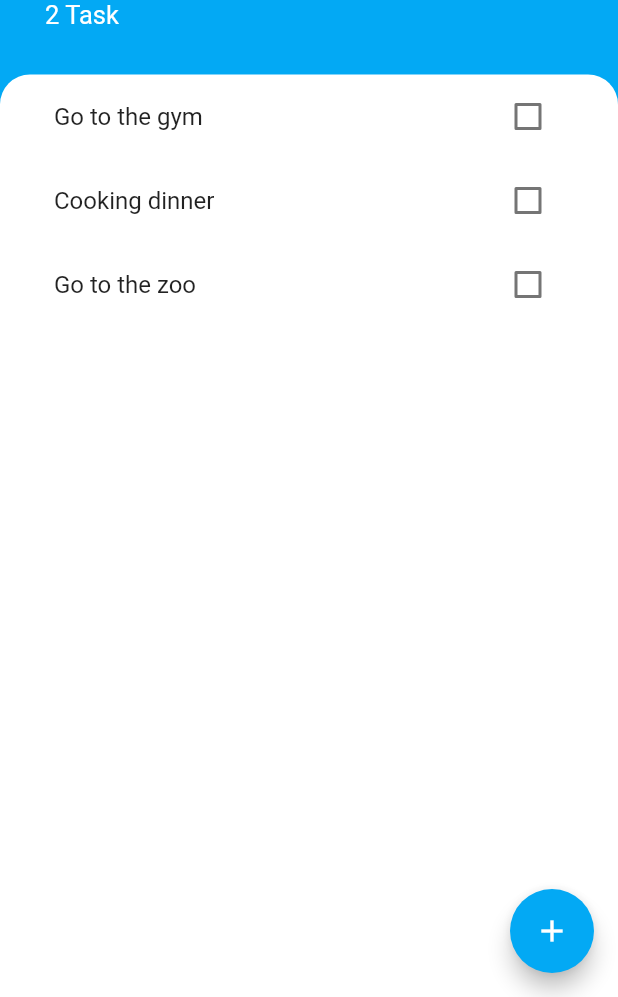
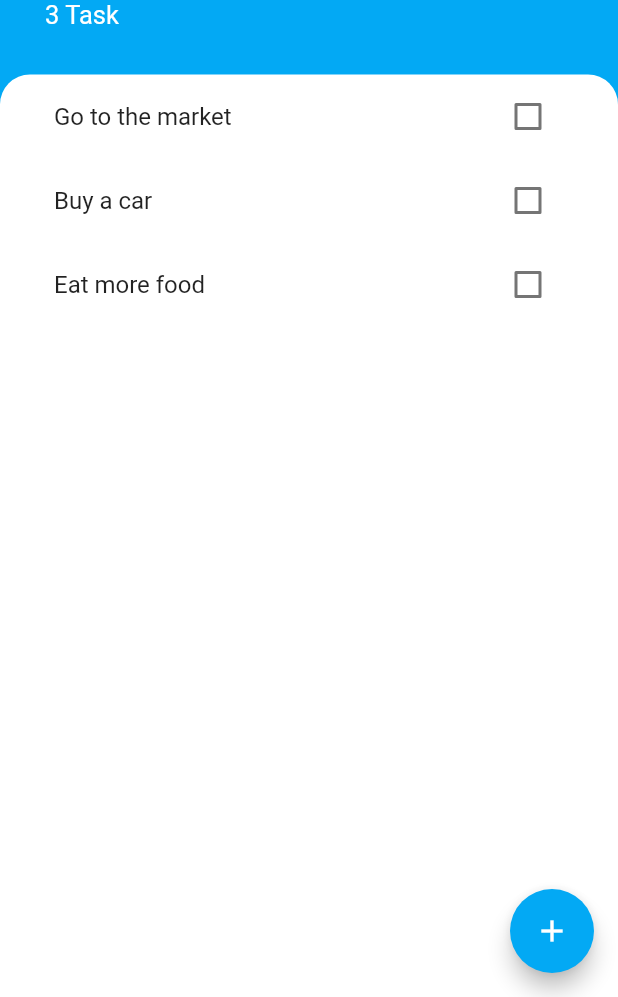
Before and after one commit to QuangNhatAS/todoey, a Flutter app: the screen it shows after launch, on a phone screen of 412 x 824 dp, the part 239-1236 px from its top. Run offline on Flutter 3.47's test engine with Material 2 defaults, Android fonts, the phone set to English and light mode, and no system bars.

```diff
--- a/lib/main.dart
+++ b/lib/main.dart
@@ -1,5 +1,7 @@
 import 'package:flutter/material.dart';
 import './screens/task_screen.dart';
+import 'package:provider/provider.dart';
+import 'models/task_data.dart';
 void main() {
   runApp(MyApp());
 }
@@ -7,9 +9,12 @@ void main() {
 class MyApp extends StatelessWidget {
   @override
   Widget build(BuildContext context) {
-    return MaterialApp(
-      title: 'Todoey',
-      home: TaskScreen(),
+    return ChangeNotifierProvider<TaskData>(
+      create: (context) => TaskData(),
+      child: MaterialApp(
+        title: 'Todoey',
+        home: TaskScreen(),
+      ),
     );
   }
 }
--- /dev/null
+++ b/lib/models/task.dart
@@ -0,0 +1,10 @@
+class Task{
+
+  Task({this.title, this.isDone = false});
+  String title;
+  bool isDone;
+
+  void toggleDone(){
+    isDone = ! isDone;
+  }
+}
--- /dev/null
+++ b/lib/models/task_data.dart
@@ -0,0 +1,14 @@
+import 'package:flutter/foundation.dart';
+import 'task.dart';
+
+class TaskData extends ChangeNotifier{
+  List<Task> tasks = [
+    Task(title: 'Go to the market'),
+    Task(title: 'Buy a car'),
+    Task(title: 'Eat more food'),
+  ];
+
+  int get taskCount {
+    return tasks.length;
+  }
+}
--- a/lib/screens/add_task_screen.dart
+++ b/lib/screens/add_task_screen.dart
@@ -1,8 +1,11 @@
 import 'package:flutter/material.dart';
 
 class AddTaskScreen extends StatelessWidget {
+  final Function addTaskTitle;
+  AddTaskScreen({this.addTaskTitle});
   @override
   Widget build(BuildContext context) {
+    String textInput;
     return Container(
       color: Color(0xFF757575),
       child: Container(
@@ -19,12 +22,17 @@ class AddTaskScreen extends StatelessWidget {
                 'Add Task',
                 textAlign: TextAlign.center,
                 style: TextStyle(
-                fontSize: 20,
-                fontWeight: FontWeight.bold,
-                color: Colors.lightBlue),
+                    fontSize: 20,
+                    fontWeight: FontWeight.bold,
+                    color: Colors.lightBlue),
               ),
               TextField(
+                autofocus: true,
+                style: TextStyle(fontSize: 20),
                 textAlign: TextAlign.center,
+                onChanged: (value) {
+                  textInput = value;
+                },
               ),
               SizedBox(
                 height: 10,
@@ -37,7 +45,9 @@ class AddTaskScreen extends StatelessWidget {
                 ),
                 color: Colors.lightBlue,
                 textColor: Colors.white,
-                onPressed: () {},
+                onPressed: () {
+                  addTaskTitle(textInput);
+                },
               )
             ],
           ),
--- a/lib/screens/task_screen.dart
+++ b/lib/screens/task_screen.dart
@@ -1,6 +1,8 @@
 import 'package:flutter/material.dart';
+import 'package:provider/provider.dart';
 import '../widgets/task_list.dart';
 import 'add_task_screen.dart';
+import '../models/task_data.dart';
 
 class TaskScreen extends StatelessWidget {
   @override
@@ -31,7 +33,7 @@ class TaskScreen extends StatelessWidget {
                       color: Colors.white,
                     )),
                 Text(
-                  '2 Task',
+                  '${Provider.of<TaskData>(context).taskCount} Task',
                   style: TextStyle(color: Colors.white, fontSize: 17),
                 ),
               ],
@@ -56,7 +58,14 @@ class TaskScreen extends StatelessWidget {
         onPressed: () {
           showModalBottomSheet(
               context: context,
-              builder: (context) => AddTaskScreen());
+              builder: (context) => AddTaskScreen(
+                    addTaskTitle: (newText) {
+                      // setState(() {
+                      //   Provider.of<TaskData>(context).tasks.add(Task(title: newText));
+                      // });
+                      Navigator.pop(context);
+                    },
+                  ));
         },
       ),
     );
--- a/lib/widgets/task_list.dart
+++ b/lib/widgets/task_list.dart
@@ -1,16 +1,24 @@
 import 'package:flutter/material.dart';
 import 'task_tile.dart';
+import 'package:provider/provider.dart';
+import '../models/task_data.dart';
 
 class TaskList extends StatelessWidget {
-
   @override
   Widget build(BuildContext context) {
-    return ListView(
-      children: [
-        TaskTile(text: 'Go to the gym',),
-        TaskTile(text: 'Cooking dinner',),
-        TaskTile(text: 'Go to the zoo',),
-      ],
+    return Consumer<TaskData>(
+      builder: (context, taskData, child) => ListView.builder(
+        itemBuilder: (context, index) => TaskTile(
+          textTitle: taskData.tasks[index].title,
+          isChecked: taskData.tasks[index].isDone,
+          onCheckboxChange: (checkboxState) {
+            // setState(() {
+            //   widget.tasks[index].toggleDone();
+            // });
+          },
+        ),
+        itemCount: taskData.taskCount,
+      ),
     );
   }
 }
--- a/lib/widgets/task_tile.dart
+++ b/lib/widgets/task_tile.dart
@@ -1,19 +1,26 @@
 import 'package:flutter/material.dart';
-import 'task_checkbox.dart';
 
 
 
 class TaskTile extends StatelessWidget {
-  final String text;
+  final String textTitle;
+  final bool isChecked;
+  final Function onCheckboxChange;
 
-  const TaskTile({Key key, this.text}) : super(key: key);
+  const TaskTile({Key key, this.textTitle, this.isChecked, this.onCheckboxChange}) : super(key: key);
   @override
   Widget build(BuildContext context) {
     return ListTile(
       title: Text(
-        text,
+        textTitle,
+        style: TextStyle(decoration: isChecked ? TextDecoration.lineThrough : null),
       ),
-      trailing: TaskCheckBox(),
+      trailing: Checkbox(
+      value: isChecked,
+      onChanged: (newValue){
+        onCheckboxChange(newValue);
+      },
+    )
     );
   }
 }
--- a/pubspec.yaml
+++ b/pubspec.yaml
@@ -28,6 +28,7 @@ dependencies:
   # The following adds the Cupertino Icons font to your application.
   # Use with the CupertinoIcons class for iOS style icons.
   cupertino_icons: ^1.0.2
+  provider: ^5.0.0
 
 dev_dependencies:
   flutter_test:
```
Also changed, not shown: pubspec.lock.
